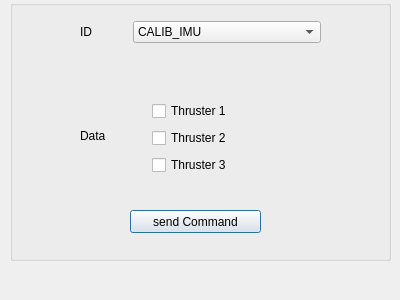
Old version of the form ARVID_GS/tcwindow.ui in the repository Eruvae/floatsat5.
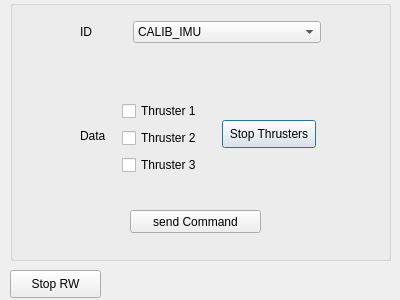
New version of the form. The open tabs and pages were chosen to show the change. Icons and pictures are not drawn.

Commit message: Changes made to TCWindow

Patch:
```diff
--- a/ARVID_GS/tcwindow.ui
+++ b/ARVID_GS/tcwindow.ui
@@ -286,7 +286,7 @@
         <widget class="QWidget" name="layoutWidget">
          <property name="geometry">
           <rect>
-           <x>40</x>
+           <x>10</x>
            <y>30</y>
            <width>89</width>
            <height>76</height>
@@ -316,6 +316,19 @@
           </item>
          </layout>
         </widget>
+        <widget class="QPushButton" name="pushButton_2">
+         <property name="geometry">
+          <rect>
+           <x>110</x>
+           <y>50</y>
+           <width>94</width>
+           <height>28</height>
+          </rect>
+         </property>
+         <property name="text">
+          <string>Stop Thrusters</string>
+         </property>
+        </widget>
        </widget>
        <widget class="QWidget" name="page_3">
         <widget class="QCheckBox" name="activateControllerBox">
@@ -675,6 +688,19 @@
     </layout>
    </widget>
   </widget>
+  <widget class="QPushButton" name="pushButton">
+   <property name="geometry">
+    <rect>
+     <x>10</x>
+     <y>270</y>
+     <width>91</width>
+     <height>28</height>
+    </rect>
+   </property>
+   <property name="text">
+    <string>Stop RW</string>
+   </property>
+  </widget>
  </widget>
  <resources>
   <include location="arvid_res.qrc"/>
```
Left out of the diff: 2 changed lines with no effect on the pictures. The commit also changes 1 other file.
